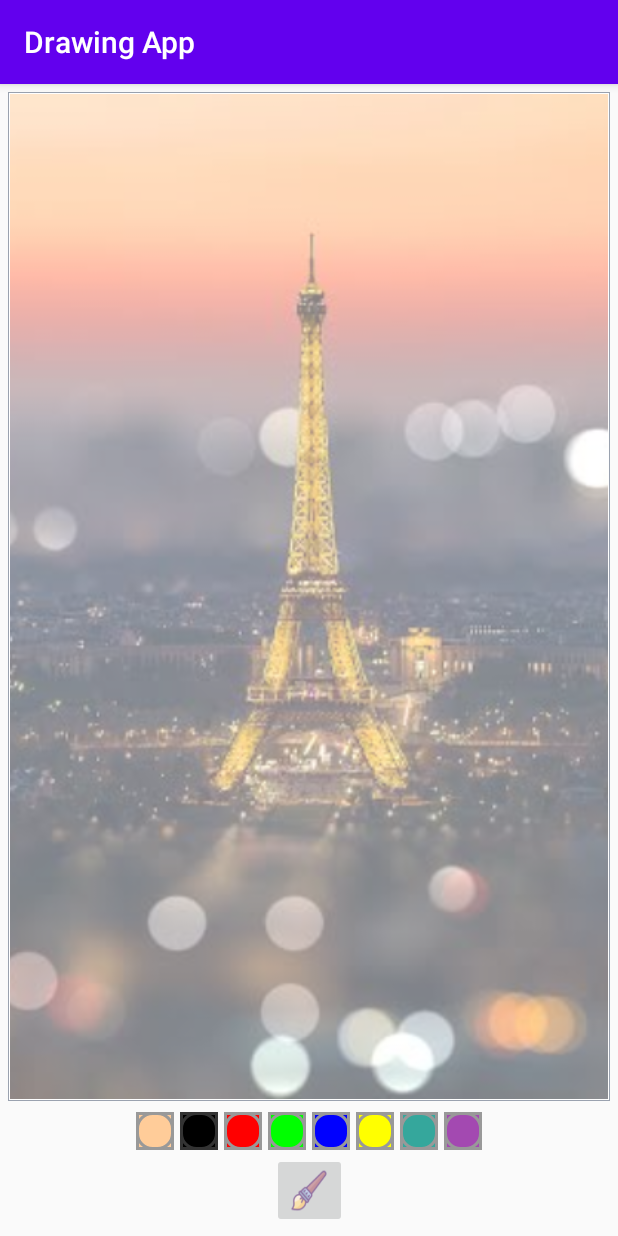
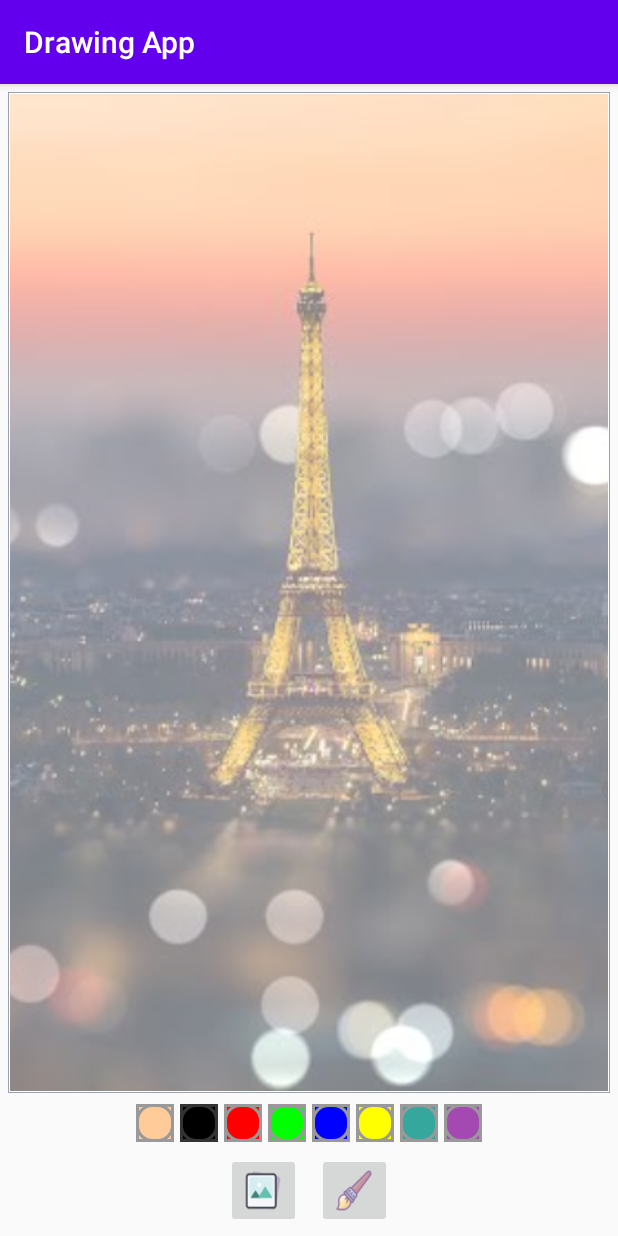
Before and after one commit to snehakweera77/DrawingApp, an Android app: the screen it shows after launch (MainActivity), on a phone screen of 412 x 824 dp. Run offline under Robolectric (Android 15) with nearby library versions, the phone set to English and light mode, and no system bars.

Commit message:
gallery icon added

```diff
--- a/app/src/main/res/layout/activity_main.xml
+++ b/app/src/main/res/layout/activity_main.xml
@@ -41,7 +41,7 @@
         android:layout_width="wrap_content"
         android:layout_height="wrap_content"
         android:orientation="horizontal"
-        app:layout_constraintBottom_toTopOf="@id/ib_brush"
+        app:layout_constraintBottom_toTopOf="@id/ll_action_buttons"
         app:layout_constraintLeft_toLeftOf="parent"
         app:layout_constraintRight_toRightOf="parent"
         app:layout_constraintTop_toBottomOf="@id/fl_drawing_view_container">
@@ -127,16 +127,34 @@
             android:tag="@color/random" />
 
     </LinearLayout>
-
-    <ImageButton
-        android:id="@+id/ib_brush"
-        android:layout_width="50dp"
-        android:layout_height="50dp"
-        android:layout_margin="5dp"
-        android:contentDescription="image"
-        android:scaleType="fitXY"
-        android:src="@drawable/ic_brush"
+    <LinearLayout
+        android:id="@+id/ll_action_buttons"
+        android:layout_width="match_parent"
+        android:layout_height="wrap_content"
+        android:gravity="center"
+        android:orientation="horizontal"
         app:layout_constraintBottom_toBottomOf="parent"
         app:layout_constraintLeft_toLeftOf="parent"
-        app:layout_constraintRight_toRightOf="parent" />
+        app:layout_constraintRight_toRightOf="parent"
+        >
+        <ImageButton
+            android:id="@+id/ib_gallery"
+            android:layout_width="50dp"
+            android:layout_height="50dp"
+            android:layout_margin="5dp"
+            android:contentDescription="gallery image"
+            android:scaleType="fitXY"
+            android:src="@drawable/ic_gallery"
+            />
+        <ImageButton
+            android:id="@+id/ib_brush"
+            android:layout_width="50dp"
+            android:layout_height="50dp"
+            android:layout_margin="5dp"
+            android:contentDescription="brush image"
+            android:scaleType="fitXY"
+            android:src="@drawable/ic_brush"
+            />
+    </LinearLayout>
+
 </androidx.constraintlayout.widget.ConstraintLayout>
```
Also changed, not shown: app/src/main/res/drawable/ic_gallery.png (added).
